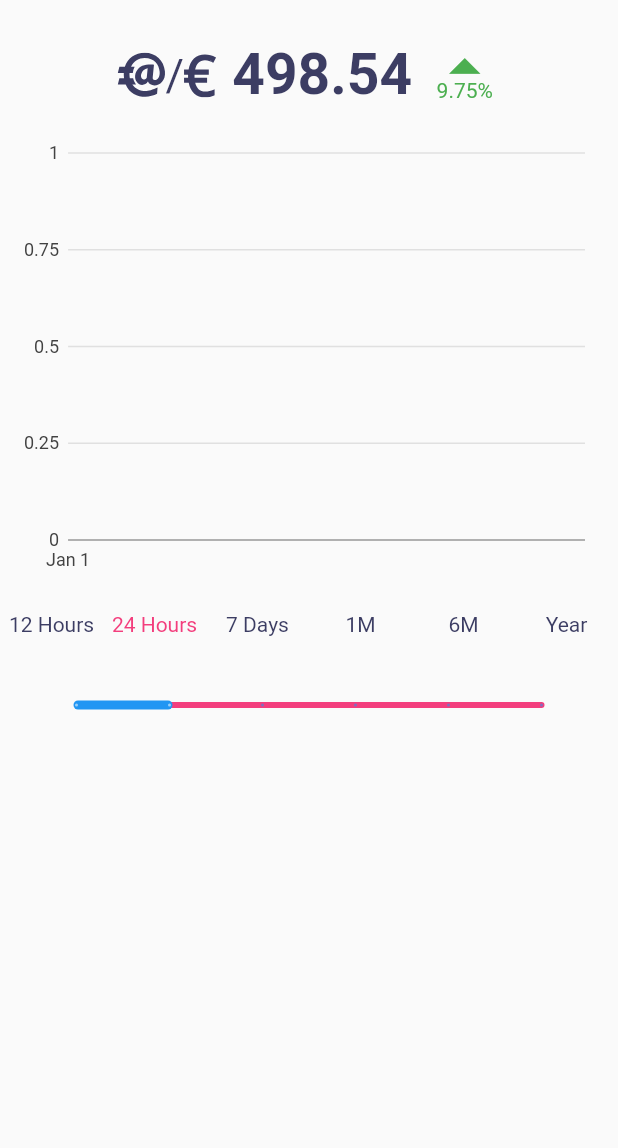
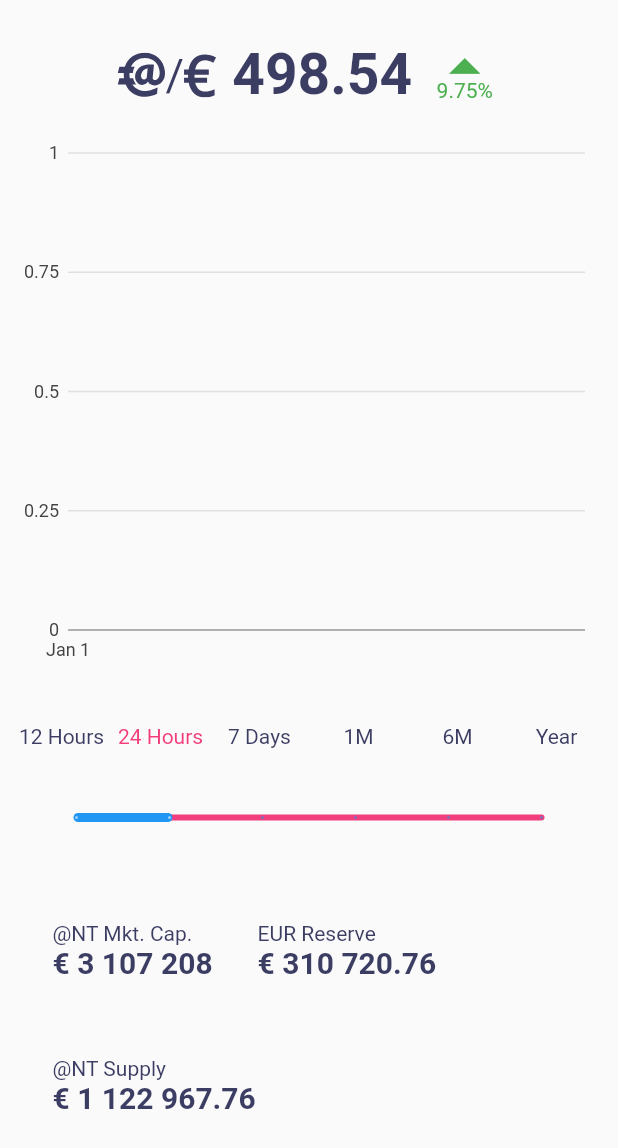
Before and after one commit to EAC-Technology/MobileApp, a Flutter app: the ChartScreen widget shown alone on an empty page, opened directly with empty values, on a phone screen of 412 x 824 dp. Shown: the top 1148 px of the screen. Run offline on Flutter 3.47's test engine with Material 2 defaults, Android fonts, the phone set to English and light mode, and no system bars; our stand-ins replace charts_flutter, convert, flutter_svg, rxdart, sqflite, timeago and 1 more; missing offline and left inert: flutter_webview_plugin; accounts and stored records are empty.

Commit message:
chart screen UI and layouts ready

```diff
--- a/app_in_mail/lib/screens/e_wallet/chart_screen.dart
+++ b/app_in_mail/lib/screens/e_wallet/chart_screen.dart
@@ -1,6 +1,7 @@
 import 'package:app_in_mail/constants/colors.dart';
 import 'package:app_in_mail/constants/images.dart';
 import 'package:app_in_mail/constants/strings/string_keys.dart';
+import 'package:app_in_mail/screens/e_wallet/labeled_value_box.dart';
 import 'package:app_in_mail/screens/e_wallet/percentage_indicator.dart';
 import 'package:app_in_mail/utils/localization.dart';
 import 'package:charts_flutter/flutter.dart' as charts;
@@ -76,15 +77,18 @@ class _ChartScreenState extends State<ChartScreen> {
       labels.add(_buildSliderDiscreteValueLabel(i));
     }
 
-    return Row(
+    return Padding(
+      padding: const EdgeInsets.fromLTRB(8, 15, 8, 0),
+      child: Row(
         mainAxisAlignment: MainAxisAlignment.spaceAround,
         children: labels,
+      ),
     );
   }
 
   Widget _buildHeader() {
     return Padding(
-      padding: const EdgeInsets.only(top:20.0),
+      padding: const EdgeInsets.only(top: 20.0),
       child: Container(
         height: 60,
         child: Row(
@@ -95,32 +99,76 @@ class _ChartScreenState extends State<ChartScreen> {
               height: 30,
               color: AppColors.titleTextColor,
             ),
-            Text('/', style: TextStyle(color: AppColors.titleTextColor, fontSize: 30),),
+            Text(
+              '/',
+              style: TextStyle(color: AppColors.titleTextColor, fontSize: 30),
+            ),
             SvgPicture.asset(
               Img.icEuro,
               height: 30,
               color: AppColors.titleTextColor,
             ),
             Padding(
-              padding: const EdgeInsets.only(left:10, right: 10),
-              child: Text('498.54', style: TextStyle(color: AppColors.titleTextColor, fontSize: 38, fontWeight: FontWeight.bold),),
+              padding: const EdgeInsets.only(left: 10, right: 10),
+              child: Text(
+                '498.54',
+                style: TextStyle(
+                    color: AppColors.titleTextColor,
+                    fontSize: 38,
+                    fontWeight: FontWeight.bold),
               ),
-            PercentageIndicator(percentValue: 9.75,),
-
-            ],),
+            ),
+            PercentageIndicator(
+              percentValue: 9.75,
+            ),
+          ],
+        ),
       ),
     );
   }
 
   @override
   Widget build(BuildContext context) {
-    return Column(
+    return SingleChildScrollView(
+      child: Column(
         children: <Widget>[
           _buildHeader(),
           _buildChart(),
           _buildSliderLabels(),
           _buildSlider(),
+          _buildFooter(),
         ],
+      ),
+    );
+  }
+
+  Widget _buildFooter() {
+    return Padding(
+      padding: const EdgeInsets.all(20),
+      child: Column(
+        children: <Widget>[
+          Row(
+            children: <Widget>[
+              LabeledValueBox(
+                title: Localization.getString(Strings.antMktCapp),
+                value: '€ 3 107 208',
+              ),
+              LabeledValueBox(
+                title: Localization.getString(Strings.eurReserve),
+                value: '€ 310 720.76',
+              ),
+            ],
+          ),
+          Row(
+            children: <Widget>[
+              LabeledValueBox(
+                title: Localization.getString(Strings.antSupply),
+                value: '€ 1 122 967.76',
+              ),
+            ],
+          )
+        ],
+      ),
     );
   }
 
@@ -151,7 +199,7 @@ class _ChartScreenState extends State<ChartScreen> {
     return Padding(
       padding: const EdgeInsets.all(8.0),
       child: Container(
-        height: 300,
+        height: 360,
         child: charts.TimeSeriesChart(
           widget.seriesList,
           animate: true,
--- /dev/null
+++ b/app_in_mail/lib/screens/e_wallet/labeled_value_box.dart
@@ -0,0 +1,25 @@
+import 'package:app_in_mail/constants/colors.dart';
+import 'package:flutter/material.dart';
+
+class LabeledValueBox extends StatelessWidget {
+  final String title;
+  final String value;
+
+  LabeledValueBox({this.title, this.value});
+
+  @override
+  Widget build(BuildContext context) {
+    return Padding(
+      padding: const EdgeInsets.all(15.0),
+      child: Container(
+        height: 60,
+        child: Column( crossAxisAlignment: CrossAxisAlignment.start,
+          children: <Widget>[
+            Text(title, style: TextStyle( color: AppColors.titleTextColor),),
+            Text(value, style: TextStyle( color: AppColors.titleTextColor, fontWeight: FontWeight.bold, fontSize: 20),),
+          ],
+        ),
+      ),
+    );
+  }
+}
```
Lines whose indentation alone changed are shown as unchanged.
